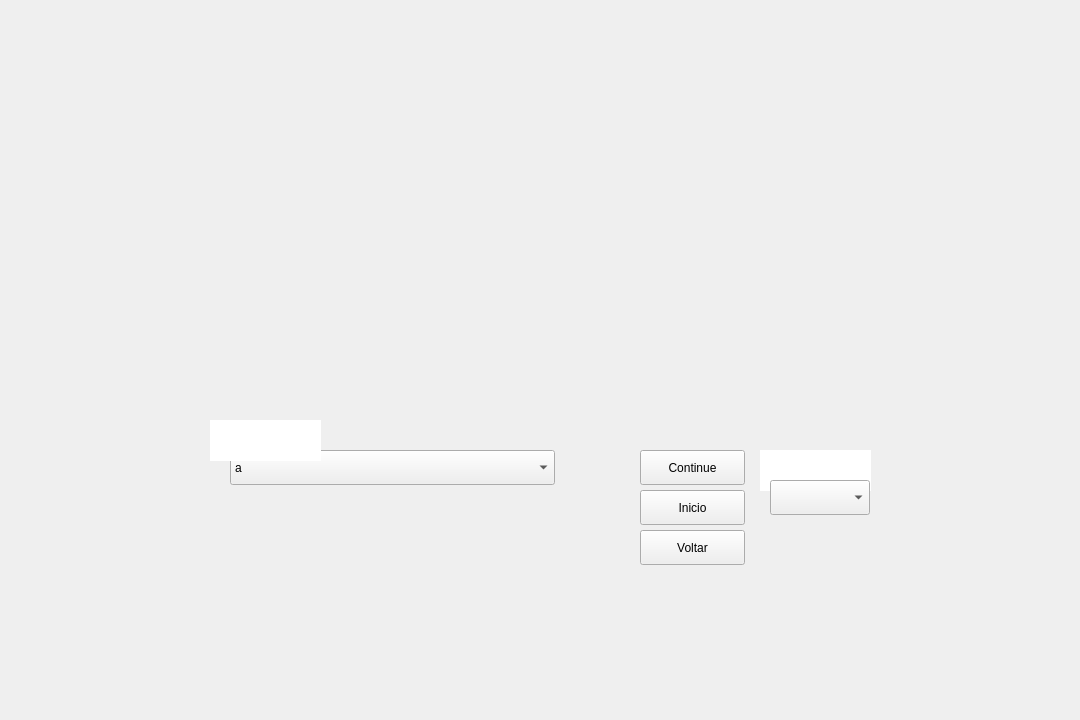
This is ui/forthwindow.ui in eriklemy/Detetive as Qt 5 draws it before an edit. The edited form follows.
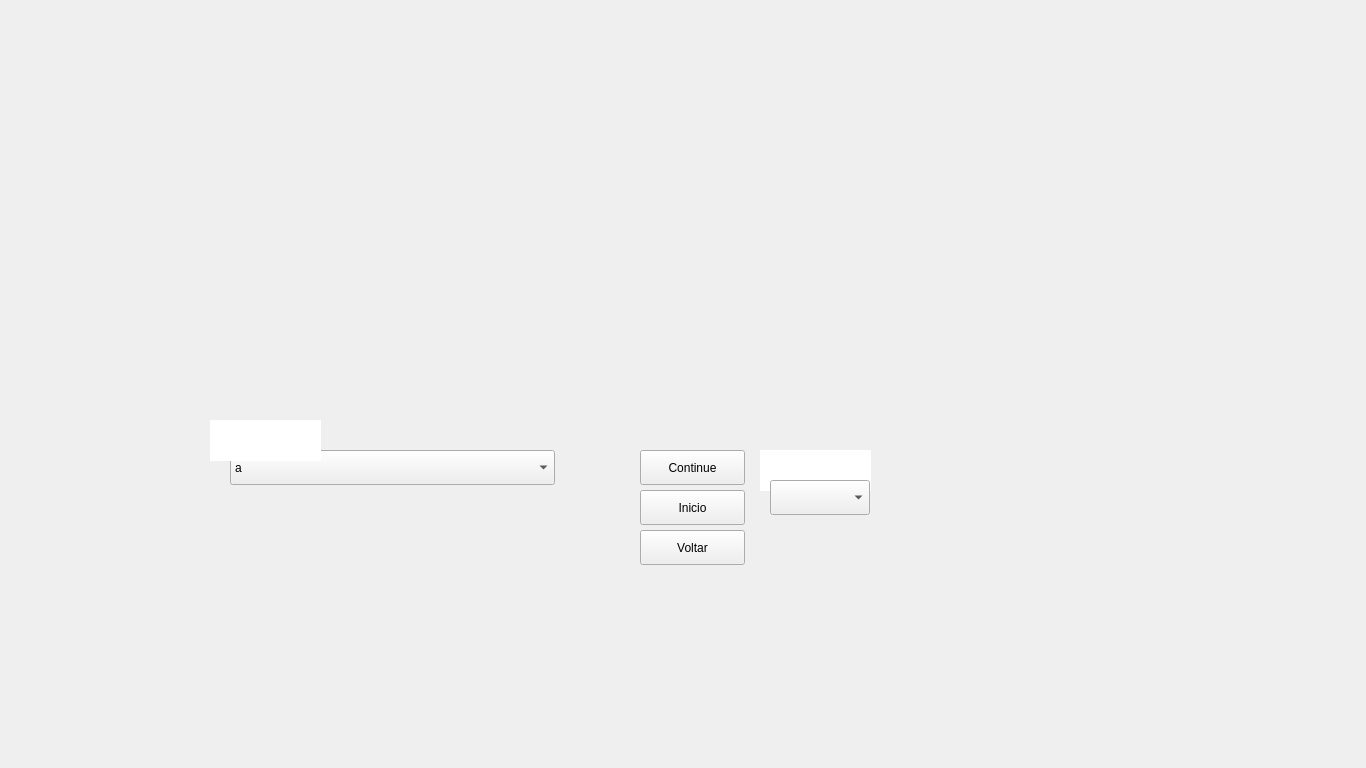
This is the edited form.

```diff
--- a/ui/forthwindow.ui
+++ b/ui/forthwindow.ui
@@ -6,14 +6,14 @@
    <rect>
     <x>0</x>
     <y>0</y>
-    <width>1080</width>
-    <height>720</height>
+    <width>1366</width>
+    <height>768</height>
    </rect>
   </property>
   <property name="maximumSize">
    <size>
-    <width>1080</width>
-    <height>720</height>
+    <width>1366</width>
+    <height>768</height>
    </size>
   </property>
   <property name="windowTitle">
@@ -22,8 +22,8 @@
   <widget class="QWidget" name="centralwidget">
    <property name="maximumSize">
     <size>
-     <width>1080</width>
-     <height>720</height>
+     <width>1366</width>
+     <height>768</height>
     </size>
    </property>
    <widget class="QLabel" name="label">
@@ -31,14 +31,14 @@
      <rect>
       <x>0</x>
       <y>0</y>
-      <width>1080</width>
-      <height>720</height>
+      <width>1366</width>
+      <height>768</height>
      </rect>
     </property>
     <property name="maximumSize">
      <size>
-      <width>1080</width>
-      <height>720</height>
+      <width>1366</width>
+      <height>768</height>
      </size>
     </property>
     <property name="text">
```
